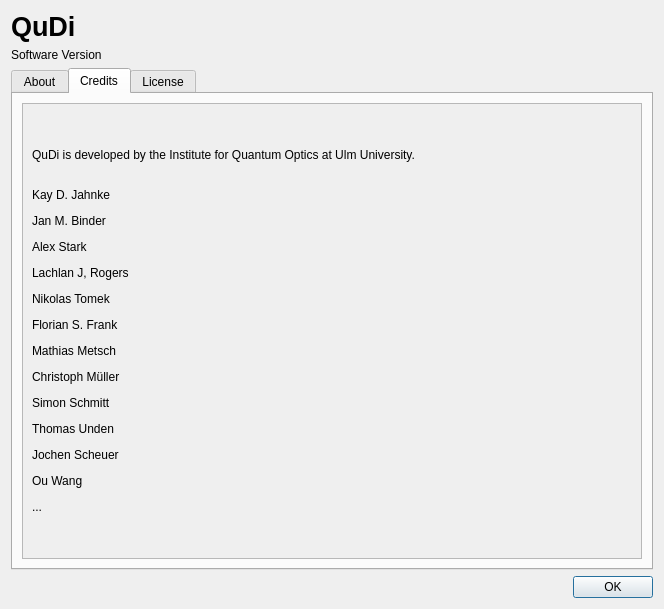
Old version of the form gui/manager/ui_about.ui in the repository Ulm-IQO/qudi.
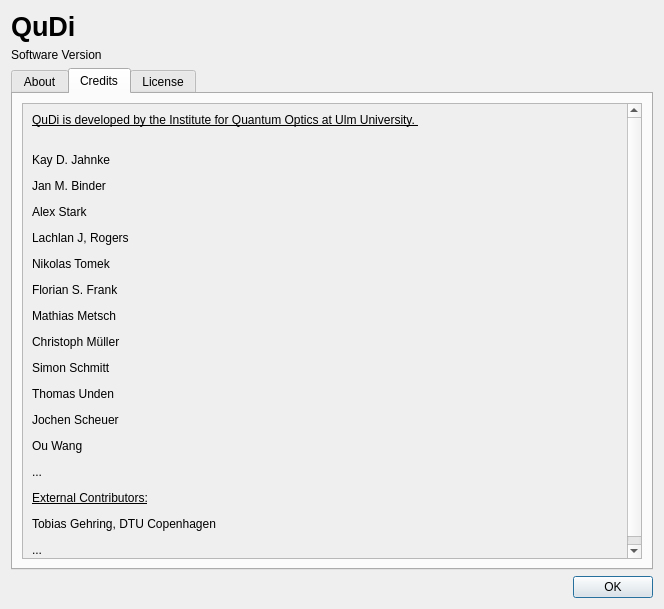
New version of the form. The open tabs and pages were chosen to show the change.

Patch:
```diff
--- a/gui/manager/ui_about.ui
+++ b/gui/manager/ui_about.ui
@@ -91,15 +91,15 @@
            <rect>
             <x>0</x>
             <y>0</y>
-            <width>96</width>
-            <height>560</height>
+            <width>608</width>
+            <height>456</height>
            </rect>
           </property>
           <layout class="QVBoxLayout" name="verticalLayout_3">
            <item>
             <widget class="QLabel" name="aboutText_2">
              <property name="text">
-              <string>&lt;html&gt;&lt;head/&gt;&lt;body&gt;&lt;p&gt;QuDi is developed by the Institute for Quantum Optics at Ulm University. &lt;br/&gt;&lt;/p&gt;&lt;p&gt;Kay D. Jahnke&lt;/p&gt;&lt;p&gt;Jan M. Binder&lt;/p&gt;&lt;p&gt;Alex Stark&lt;/p&gt;&lt;p&gt;Lachlan J, Rogers&lt;/p&gt;&lt;p&gt;Nikolas Tomek&lt;/p&gt;&lt;p&gt;Florian S. Frank&lt;/p&gt;&lt;p&gt;Mathias Metsch&lt;/p&gt;&lt;p&gt;Christoph Müller&lt;/p&gt;&lt;p&gt;Simon Schmitt&lt;/p&gt;&lt;p&gt;Thomas Unden&lt;/p&gt;&lt;p&gt;Jochen Scheuer&lt;/p&gt;&lt;p&gt;Ou Wang&lt;/p&gt;&lt;p&gt;...&lt;/p&gt;&lt;/body&gt;&lt;/html&gt;</string>
+              <string>&lt;html&gt;&lt;head/&gt;&lt;body&gt;&lt;p&gt;&lt;span style=&quot; text-decoration: underline;&quot;&gt;QuDi is developed by the Institute for Quantum Optics at Ulm University. &lt;br/&gt;&lt;/span&gt;&lt;/p&gt;&lt;p&gt;Kay D. Jahnke&lt;/p&gt;&lt;p&gt;Jan M. Binder&lt;/p&gt;&lt;p&gt;Alex Stark&lt;/p&gt;&lt;p&gt;Lachlan J, Rogers&lt;/p&gt;&lt;p&gt;Nikolas Tomek&lt;/p&gt;&lt;p&gt;Florian S. Frank&lt;/p&gt;&lt;p&gt;Mathias Metsch&lt;/p&gt;&lt;p&gt;Christoph Müller&lt;/p&gt;&lt;p&gt;Simon Schmitt&lt;/p&gt;&lt;p&gt;Thomas Unden&lt;/p&gt;&lt;p&gt;Jochen Scheuer&lt;/p&gt;&lt;p&gt;Ou Wang&lt;/p&gt;&lt;p&gt;...&lt;/p&gt;&lt;p&gt;&lt;span style=&quot; text-decoration: underline;&quot;&gt;External Contributors:&lt;/span&gt;&lt;/p&gt;&lt;p&gt;Tobias Gehring, DTU Copenhagen&lt;/p&gt;&lt;p&gt;...&lt;/p&gt;&lt;/body&gt;&lt;/html&gt;</string>
              </property>
              <property name="wordWrap">
               <bool>true</bool>
```
Left out of the diff: 4 changed lines with no effect on the pictures.
